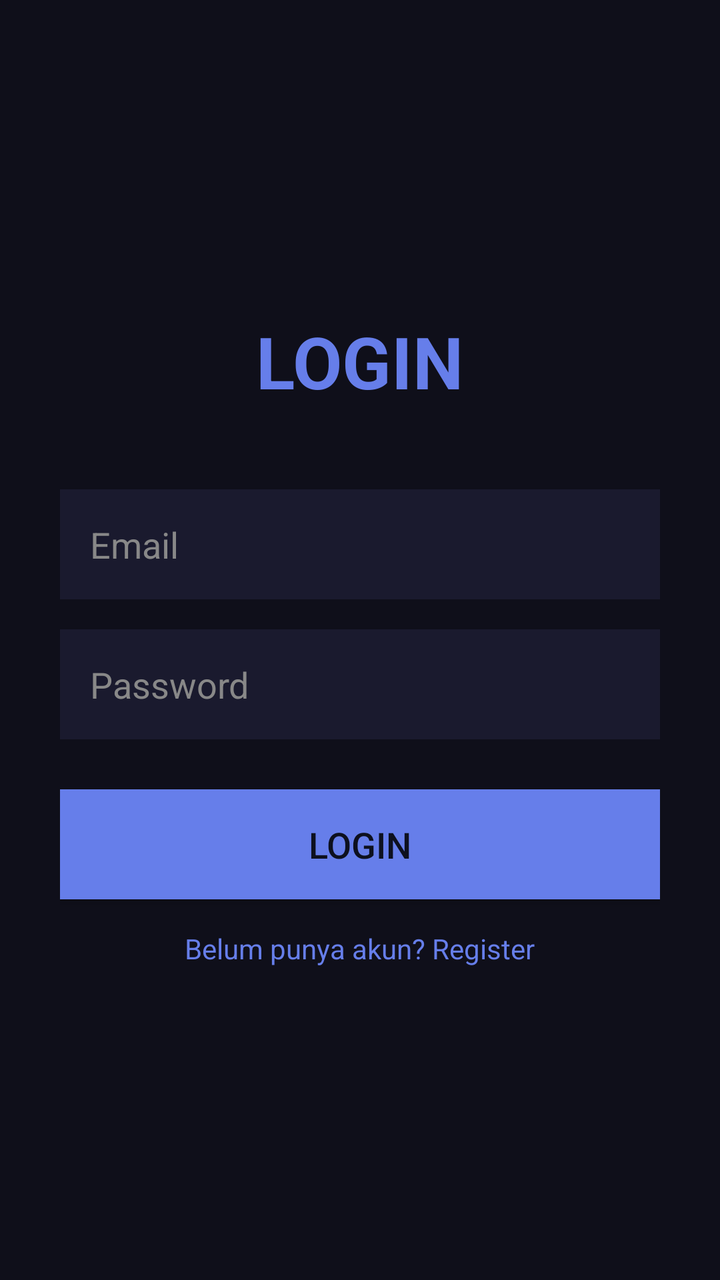
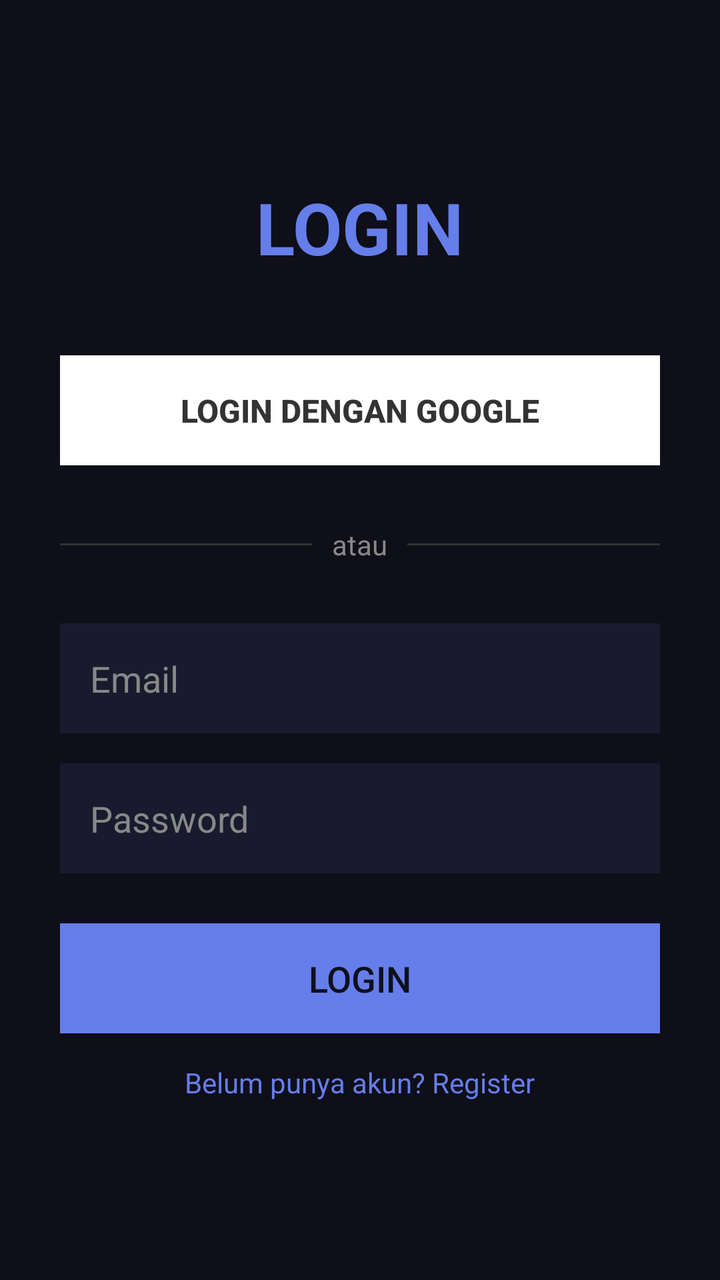

Two renders of the same Android screen: before a commit and after it. Below are the layout's source before the change and the commit's diff.
<!-- AndroidManifest.xml: application theme Theme.YadStore -->
<!-- res/layout/activity_login.xml -->
<?xml version="1.0" encoding="utf-8"?>
<LinearLayout xmlns:android="http://schemas.android.com/apk/res/android"
    android:layout_width="match_parent"
    android:layout_height="match_parent"
    android:orientation="vertical"
    android:padding="30dp"
    android:gravity="center"
    android:background="#0f0f1a">
    
    <TextView
        android:layout_width="wrap_content"
        android:layout_height="wrap_content"
        android:text="LOGIN"
        android:textSize="36sp"
        android:textStyle="bold"
        android:textColor="#667eea"
        android:layout_marginBottom="40dp"/>
    
    <EditText
        android:id="@+id/et_email"
        android:layout_width="match_parent"
        android:layout_height="55dp"
        android:hint="Email"
        android:inputType="textEmailAddress"
        android:textColor="#FFF"
        android:textColorHint="#888"
        android:background="#1a1a2e"
        android:padding="15dp"
        android:layout_marginBottom="15dp"/>
    
    <EditText
        android:id="@+id/et_password"
        android:layout_width="match_parent"
        android:layout_height="55dp"
        android:hint="Password"
        android:inputType="textPassword"
        android:textColor="#FFF"
        android:textColorHint="#888"
        android:background="#1a1a2e"
        android:padding="15dp"
        android:layout_marginBottom="25dp"/>
    
    <Button
        android:id="@+id/btn_login"
        android:layout_width="match_parent"
        android:layout_height="55dp"
        android:text="LOGIN"
        android:textSize="18sp"
        android:background="#667eea"
        android:layout_marginBottom="15dp"/>
    
    <TextView
        android:id="@+id/tv_register"
        android:layout_width="wrap_content"
        android:layout_height="wrap_content"
        android:text="Belum punya akun? Register"
        android:textSize="14sp"
        android:textColor="#667eea"/>
    
</LinearLayout>
<!-- resources referenced by this layout -->
<resources>
  <style name="Theme.YadStore" parent="Theme.AppCompat.Light.NoActionBar">
          <item name="colorPrimary">#667eea</item>
          <item name="colorPrimaryDark">#0f0f1a</item>
          <item name="colorAccent">#764ba2</item>
          <item name="android:statusBarColor">#0f0f1a</item>
          <item name="android:navigationBarColor">#0f0f1a</item>
          <item name="android:windowBackground">#0f0f1a</item>
      </style>
</resources>

<!-- the commit's change to res/layout/activity_login.xml (unified diff, before → after) -->
@@ -15,6 +15,49 @@
         android:textStyle="bold"
         android:textColor="#667eea"
         android:layout_marginBottom="40dp"/>
+    
+    
+    <Button
+        android:id="@+id/btn_google"
+        android:layout_width="match_parent"
+        android:layout_height="55dp"
+        android:text="Login dengan Google"
+        android:textSize="16sp"
+        android:textStyle="bold"
+        android:background="#FFFFFF"
+        android:textColor="#333333"
+        android:drawableLeft="@drawable/ic_google"
+        android:drawablePadding="10dp"
+        android:layout_marginBottom="20dp"/>
+    
+    
+    <LinearLayout
+        android:layout_width="match_parent"
+        android:layout_height="wrap_content"
+        android:orientation="horizontal"
+        android:gravity="center"
+        android:layout_marginBottom="20dp">
+        
+        <View
+            android:layout_width="0dp"
+            android:layout_height="1dp"
+            android:layout_weight="1"
+            android:background="#333333"/>
+        
+        <TextView
+            android:layout_width="wrap_content"
+            android:layout_height="wrap_content"
+            android:text="atau"
+            android:textSize="14sp"
+            android:textColor="#888888"
+            android:padding="10dp"/>
+        
+        <View
+            android:layout_width="0dp"
+            android:layout_height="1dp"
+            android:layout_weight="1"
+            android:background="#333333"/>
+    </LinearLayout>
     
     <EditText
         android:id="@+id/et_email"
